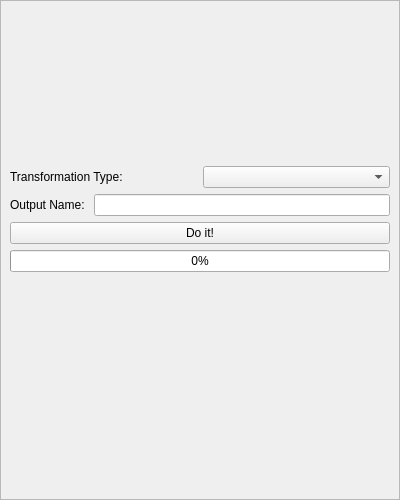
paulmthompson/WhiskerToolbox, file src/WhiskerToolbox/DataTransform_Widget/DataTransform_Widget.ui: the form before one commit.
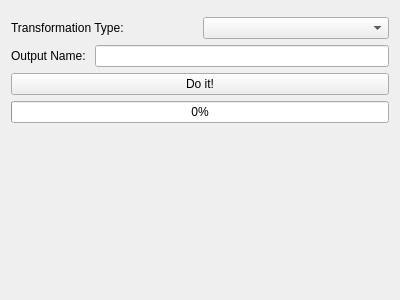
The form after the commit. Custom widgets are drawn as their Qt base class.

What changed in the file:
```diff
--- a/src/WhiskerToolbox/DataTransform_Widget/DataTransform_Widget.ui
+++ b/src/WhiskerToolbox/DataTransform_Widget/DataTransform_Widget.ui
@@ -1,64 +1,21 @@
 <?xml version="1.0" encoding="UTF-8"?>
 <ui version="4.0">
  <class>DataTransform_Widget</class>
- <widget class="QScrollArea" name="DataTransform_Widget">
+ <widget class="QWidget" name="DataTransform_Widget">
   <property name="geometry">
    <rect>
     <x>0</x>
     <y>0</y>
     <width>400</width>
-    <height>500</height>
+    <height>300</height>
    </rect>
   </property>
-  <property name="sizePolicy">
-   <sizepolicy hsizetype="MinimumExpanding" vsizetype="Preferred">
-    <horstretch>0</horstretch>
-    <verstretch>0</verstretch>
-   </sizepolicy>
-  </property>
-  <property name="minimumSize">
-   <size>
-    <width>250</width>
-    <height>400</height>
-   </size>
-  </property>
   <property name="windowTitle">
    <string>Form</string>
   </property>
-  <property name="verticalScrollBarPolicy">
-   <enum>Qt::ScrollBarPolicy::ScrollBarAlwaysOff</enum>
-  </property>
-  <property name="horizontalScrollBarPolicy">
-   <enum>Qt::ScrollBarPolicy::ScrollBarAlwaysOff</enum>
-  </property>
-  <property name="widgetResizable">
-   <bool>true</bool>
-  </property>
-  <widget class="QWidget" name="scrollAreaWidgetContents">
-   <property name="geometry">
-    <rect>
-     <x>0</x>
-     <y>0</y>
-     <width>398</width>
-     <height>498</height>
-    </rect>
-   </property>
-   <layout class="QVBoxLayout" name="verticalLayout" stretch="0,0,0,0,0,0,1,0">
+  <layout class="QVBoxLayout" name="verticalLayout">
     <item>
-     <widget class="Feature_Table_Widget" name="feature_table_widget" native="true">
-      <property name="sizePolicy">
-       <sizepolicy hsizetype="Preferred" vsizetype="Preferred">
-        <horstretch>0</horstretch>
-        <verstretch>0</verstretch>
-       </sizepolicy>
-      </property>
-      <property name="minimumSize">
-       <size>
-        <width>200</width>
-        <height>150</height>
-       </size>
-      </property>
-     </widget>
+    <widget class="Feature_Table_Widget" name="feature_table_widget" native="true"/>
     </item>
     <item>
      <layout class="QHBoxLayout" name="horizontalLayout">
@@ -105,30 +62,8 @@
       </property>
      </widget>
     </item>
-    <item>
-     <spacer name="verticalSpacer_2">
-      <property name="orientation">
-       <enum>Qt::Orientation::Vertical</enum>
-      </property>
-      <property name="sizeType">
-       <enum>QSizePolicy::Fixed</enum>
-      </property>
-      <property name="sizeHint" stdset="0">
-       <size>
-        <width>20</width>
-        <height>10</height>
-       </size>
-      </property>
-     </spacer>
-    </item>
     <item>
      <widget class="QStackedWidget" name="stackedWidget">
-      <property name="sizePolicy">
-       <sizepolicy hsizetype="Preferred" vsizetype="Preferred">
-        <horstretch>0</horstretch>
-        <verstretch>1</verstretch>
-       </sizepolicy>
-      </property>
       <property name="currentIndex">
        <number>0</number>
       </property>
@@ -149,7 +84,6 @@
      </spacer>
     </item>
    </layout>
-  </widget>
  </widget>
  <customwidgets>
   <customwidget>
```
Lines whose indentation alone changed are shown as unchanged.
